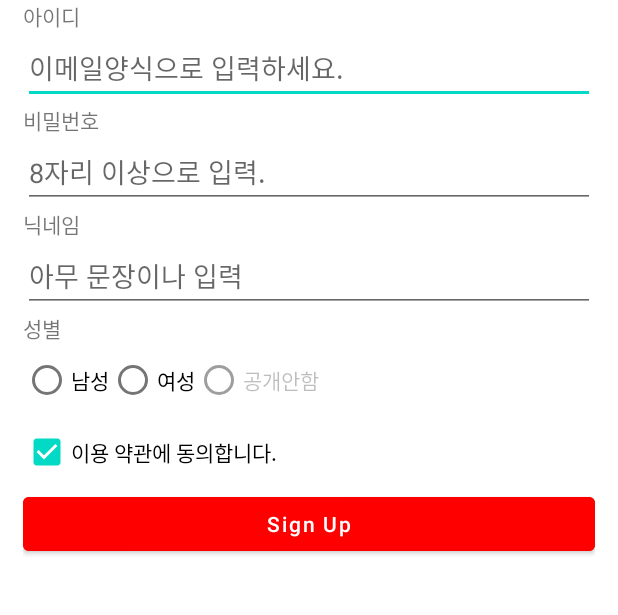
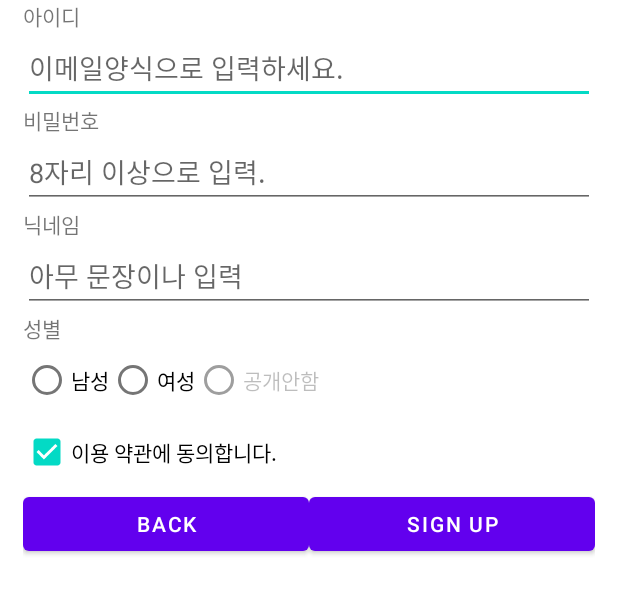
Before and after one commit to LIM-BAEK-SAN/limbs_20220516, an Android app: the screen it shows after launch (MainActivity), on a phone screen of 412 x 824 dp, the part 234-849 px from its top. Run offline under Robolectric (Android 15) with nearby library versions, the phone set to English and light mode, and no system bars.

Commit message:
weight 속성 체험.

```diff
--- a/app/src/main/res/layout/activity_main.xml
+++ b/app/src/main/res/layout/activity_main.xml
@@ -94,10 +94,23 @@
         android:visibility="gone"
         android:text="(선택) 마케팅 약관에 동의합니다."/>
 
-    <Button
+    <LinearLayout
         android:layout_width="match_parent"
         android:layout_height="wrap_content"
-        android:text="Sign Up"
-        android:textAllCaps="false"
-        android:backgroundTint="#FF0000"/>
+        android:orientation="horizontal" >
+
+        <Button
+            android:layout_width="0dp"
+            android:layout_weight="1"
+            android:layout_height="wrap_content"
+            android:text="Back"/>
+
+        <Button
+            android:layout_width="0dp"
+            android:layout_weight="1"
+            android:layout_height="wrap_content"
+            android:text="Sign Up"/>
+
+    </LinearLayout>
+
 </LinearLayout>
```
